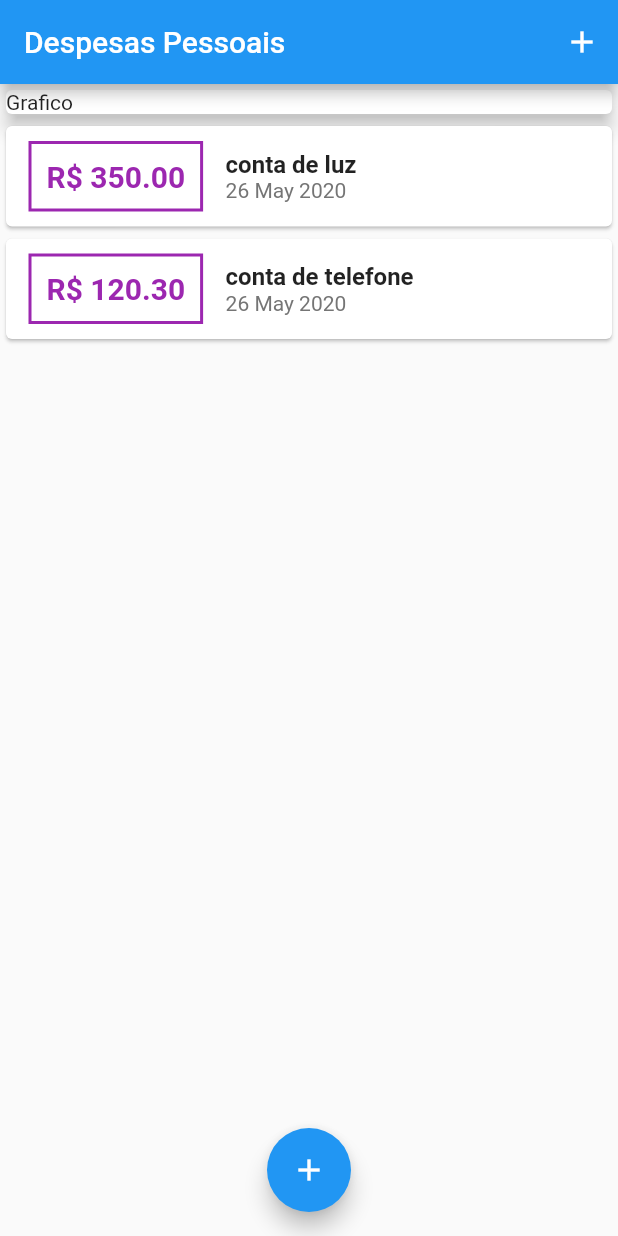
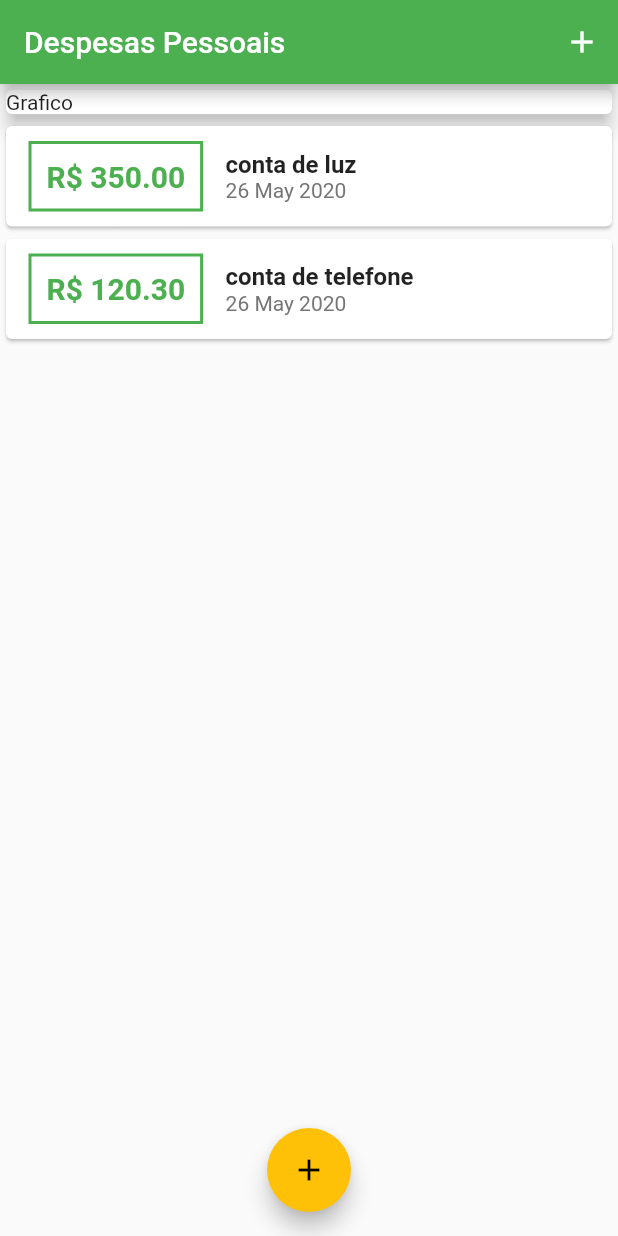
Before and after one commit to Jhonatan-Pereira/flutter_expenses, a Flutter app: the screen it shows after launch, on a phone screen of 412 x 824 dp. Run offline on Flutter 3.47's test engine with Material 2 defaults, Android fonts, the phone set to English and light mode, and no system bars.

Commit message:
primarySwatch and accentColor

```diff
--- a/lib/components/transaction_list.dart
+++ b/lib/components/transaction_list.dart
@@ -22,7 +22,7 @@ class TransactionList extends StatelessWidget {
                   margin: EdgeInsets.symmetric(horizontal: 15, vertical: 10),
                   decoration: BoxDecoration(
                       border: Border.all(
-                    color: Colors.purple,
+                    color: Theme.of(context).primaryColor,
                     width: 2,
                   )),
                   padding: EdgeInsets.all(10),
@@ -31,7 +31,7 @@ class TransactionList extends StatelessWidget {
                     style: TextStyle(
                       fontWeight: FontWeight.bold,
                       fontSize: 20,
-                      color: Colors.purple,
+                      color: Theme.of(context).primaryColor,
                     ),
                   ),
                 ),
--- a/lib/main.dart
+++ b/lib/main.dart
@@ -10,7 +10,13 @@ main() => runApp(ExpensesApp());
 class ExpensesApp extends StatelessWidget {
   @override
   Widget build(BuildContext context) {
-    return MaterialApp(home: MyHomePage());
+    return MaterialApp(
+      home: MyHomePage(),
+      theme: ThemeData(
+        primarySwatch: Colors.green,
+        accentColor: Colors.amber
+      )
+    );
   }
 }
 
```
